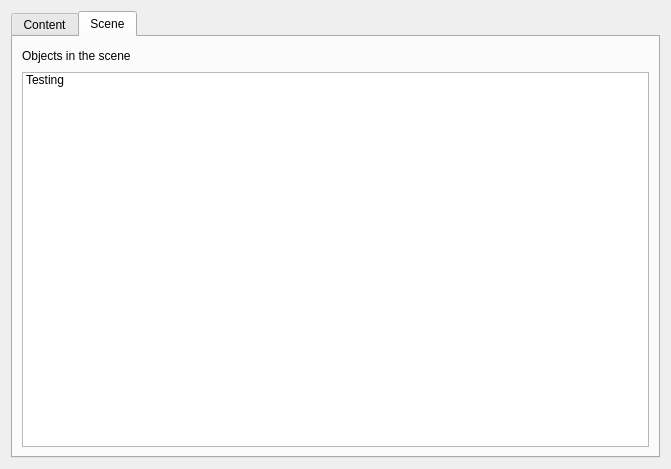
Qt form src/HappySandBox/ContentBrowser.ui (EvilInteractive/happy-engine) before a commit.
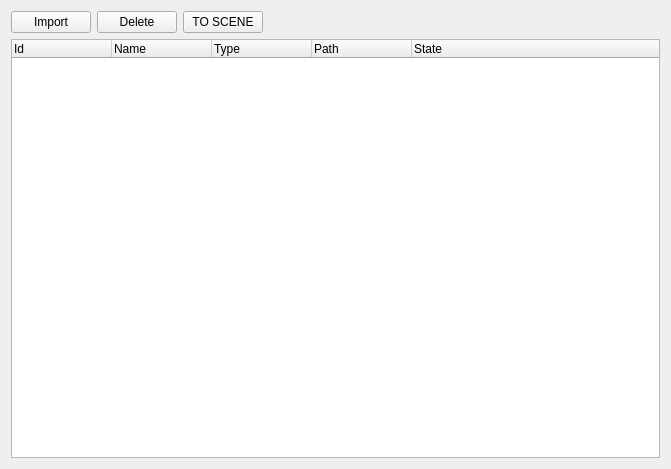
The same form after that commit. The open tabs and pages were chosen to show the change.

What changed in the file:
```diff
--- a/src/HappySandBox/ContentBrowser.ui
+++ b/src/HappySandBox/ContentBrowser.ui
@@ -15,16 +15,6 @@
   </property>
   <layout class="QHBoxLayout" name="horizontalLayout">
    <item>
-    <widget class="QTabWidget" name="tabWidget">
-     <property name="currentIndex">
-      <number>0</number>
-     </property>
-     <widget class="QWidget" name="content">
-      <attribute name="title">
-       <string>Content</string>
-      </attribute>
-      <layout class="QGridLayout" name="gridLayout_2">
-       <item row="0" column="0">
         <layout class="QGridLayout" name="gridLayout">
          <item row="0" column="0">
           <widget class="QPushButton" name="buttonImport">
@@ -75,65 +65,21 @@
            </column>
           </widget>
          </item>
-         <item row="0" column="2">
+     <item row="0" column="1">
           <widget class="QPushButton" name="buttonDelete">
            <property name="text">
             <string>Delete</string>
            </property>
           </widget>
          </item>
-         <item row="0" column="1">
+     <item row="0" column="2">
           <widget class="QPushButton" name="buttonToScene">
            <property name="text">
-            <string>Add to scene</string>
+        <string>TO SCENE</string>
            </property>
           </widget>
          </item>
         </layout>
-       </item>
-      </layout>
-     </widget>
-     <widget class="QWidget" name="scene">
-      <attribute name="title">
-       <string>Scene</string>
-      </attribute>
-      <layout class="QVBoxLayout" name="verticalLayout">
-       <item>
-        <layout class="QGridLayout" name="gridLayout_3">
-         <item row="0" column="1">
-          <spacer name="horizontalSpacer_2">
-           <property name="orientation">
-            <enum>Qt::Horizontal</enum>
-           </property>
-           <property name="sizeHint" stdset="0">
-            <size>
-             <width>40</width>
-             <height>20</height>
-            </size>
-           </property>
-          </spacer>
-         </item>
-         <item row="1" column="0" colspan="2">
-          <widget class="QListWidget" name="listWidget">
-           <item>
-            <property name="text">
-             <string>Testing</string>
-            </property>
-           </item>
-          </widget>
-         </item>
-         <item row="0" column="0">
-          <widget class="QLabel" name="label">
-           <property name="text">
-            <string>Objects in the scene</string>
-           </property>
-          </widget>
-         </item>
-        </layout>
-       </item>
-      </layout>
-     </widget>
-    </widget>
    </item>
   </layout>
  </widget>
```
Left out of the diff: 6 changed lines with no effect on the pictures. Lines whose indentation alone changed are shown as unchanged.
